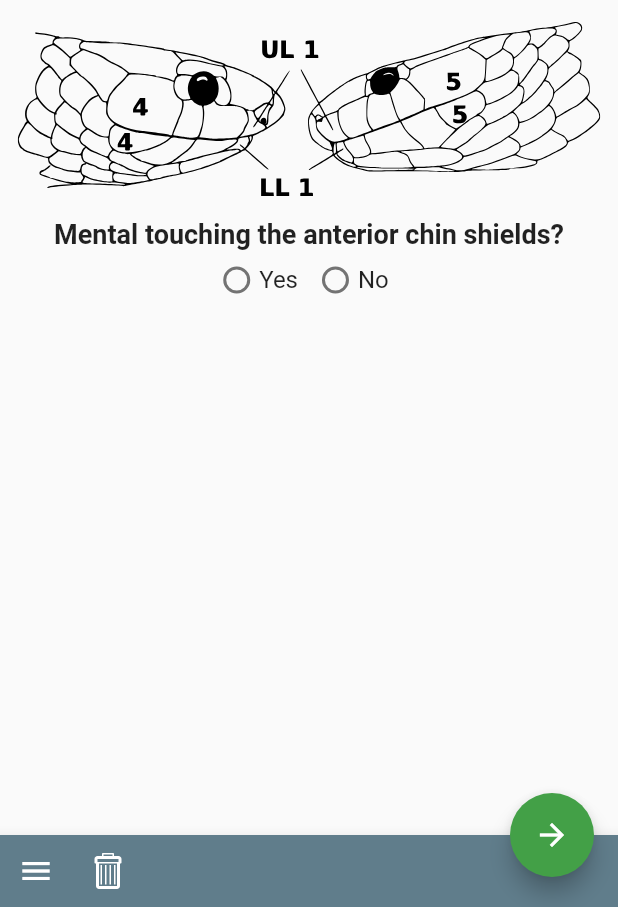
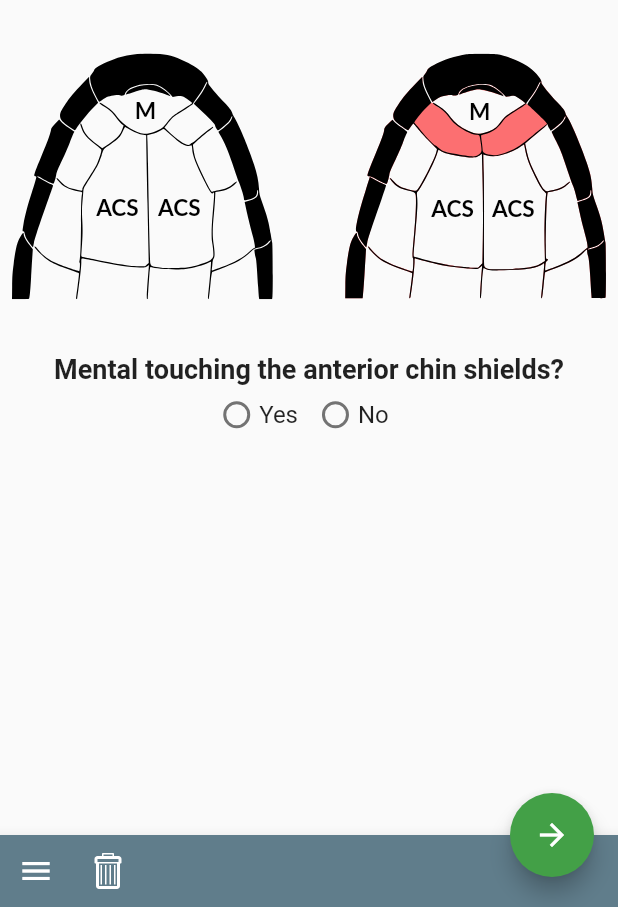
Before and after one commit to azeam/calamaria, a Flutter app: the screen it shows after launch, after a tap on the "arrow forward" icon, on a phone screen of 412 x 824 dp, the part 329-1236 px from its top. Run offline on Flutter 3.47's test engine with Material 2 defaults, Android fonts, the phone set to English and light mode, and no system bars; our stand-ins replace flutter_svg; project files that could hold a hidden picture were left out.

Commit message:
3 more images added, images re-edited for more uniform font (Lato)

```diff
--- a/calamaria/lib/classes/formPageOptions.dart
+++ b/calamaria/lib/classes/formPageOptions.dart
@@ -16,7 +16,7 @@ class FormPageOptions {
         this.checkOp.add("2nd");
         this.checkOp.add("3rd");
         this.checkOp.add("4th");
-        this.mainImg = 'assets/labialscales.svg';
+        this.mainImg = 'assets/formimages/labialscales.svg';
         this.pageDescription =
             'Bornean Calamaria have either 4 or 5 (in one species sometimes 6) upper labials (UL), and 4 or 5 lower labials (LL). The tricky part is to judge what are the most posterior of those scales (and not scales named differently). \n\nHere you provide those counts, and enter which of the upper labials are in contact with the eye. Usually two upper labials touch the eye; either the 3rd and 4th, or the 2nd and 3rd. In one species, sometimes only the 3rd UL touches the eye.';
         this.pageHeading = 'Upper and lower labials';
@@ -25,7 +25,7 @@ class FormPageOptions {
         this.questions.add('Mental touching the anterior chin shields?');
         this.radioOp.add("Yes");
         this.radioOp.add("No");
-        this.mainImg = 'assets/labialscales.svg';
+        this.mainImg = 'assets/formimages/mental.svg';
         this.pageDescription =
             'The mental is the scale at the front of the lower jaw, just below where the tongue comes out. In some Calamaria it touches the anterior pair of chin shields; in others the first lower labials on the left and right side of the head meet behind the mental, and thereby separate the mental from the anterior chin shields. \n\nSpecify here which of those alternatives your snake exhibits.';
         this.pageHeading = 'Mental scale vs. chin shields';
@@ -36,7 +36,7 @@ class FormPageOptions {
         this.questions.add('Postocular fused with supraocular?');
         this.radioOp.add("Yes");
         this.radioOp.add("No");
-        this.mainImg = 'assets/ocularscales.svg';
+        this.mainImg = 'assets/formimages/ocularscales.svg';
         this.pageDescription =
             'All Bornean Calamaria have a supraocular scale sitting above the eye. Most also have a postocular (a small scale just behind the eye). However, in some the postocular may be seamlessly fused with the supralabial – if so, that single, merged scale is called supraocular (and the postocular is considered absent). \n\nHere you focus on these scales plus the presence/absence of a preocular (a small scale sitting in front of the eye). \n\nThe pre- and postoculars can be very small, so make sure you use a good hand lens – or even better, a very good macro lens on your camera – to document their presence/absence!';
         this.pageHeading = 'Scales around the eye';
@@ -46,7 +46,7 @@ class FormPageOptions {
         this.radioOp.add("4");
         this.radioOp.add("5");
         this.radioOp.add("6");
-        this.mainImg = 'assets/paraparietalscales.svg';
+        this.mainImg = 'assets/formimages/paraparietalscales.svg';
         this.pageDescription =
             'The paraparietal (PP) sits behind/below the parietal on the rear side of the head. Calamaria species differ in how many scales may surround (and touch) the paraparietal – it may be 4, 5 or 6 scales.\n\nIn the example shown below, there are 5 scales around the paraparietal. (The scale marked ”1” is the parietal, and number ”5” is the last upper labial.)';
         this.pageHeading = 'Scales around the paraparietal';
@@ -56,7 +56,7 @@ class FormPageOptions {
         this.radioOp.add("Smaller");
         this.radioOp.add("Equal");
         this.radioOp.add("Larger");
-        this.mainImg = 'assets/paraparietalscales.svg';
+        this.mainImg = 'assets/formimages/eyesize.png';
         this.pageDescription =
             'The size of the eye varies among Calamaria spp. Here you compare the eye diameter with the height of the upper lip below the eye. Is the eye diameter smaller than, more or less equal to, or larger than that the height of the upper lip?\n\nBelow are three illustrations showing what it might look like. ”Larger” is just a little larger.\n\nBeware that baby snakes often have eyes that, relatively speaking, are larger than in the adults; this character works best for adults.';
         this.pageHeading = 'Relative size of the eye';
@@ -65,7 +65,7 @@ class FormPageOptions {
         this.questions.add('Hemipenes seen?');
         this.radioOp.add("Yes");
         this.radioOp.add("No");
-        this.mainImg = 'assets/paraparietalscales.svg';
+        this.mainImg = 'assets/formimages/paraparietalscales.svg';
         this.pageDescription =
             'Knowing the sex of the snake can help narrowing down the number of candidate species. But sexing a small snake is difficult unless you are an expert. [See link under Main Menu.]\n\nHere we ask you to say if – or if not – you observed one or two hemipenes stick out from the snake’s cloaca. This sometimes happens if a male snake coils tightly around your finger and gives it a squeeze.\n\nIf you answer ”NO”, the algorithm will consider both sexes’ ventral and subcaudal counts (which you will be given a chance to enter soon).';
         this.pageHeading = 'Hemipenes seen?';
@@ -75,7 +75,7 @@ class FormPageOptions {
         this.radioOp.add("Gradual");
         this.radioOp.add("Intermediate");
         this.radioOp.add("Abrupt");
-        this.mainImg = 'assets/paraparietalscales.svg';
+        this.mainImg = 'assets/formimages/tailshape.svg';
         this.pageDescription =
             'This is not about the tail length – it is about where on the tail it starts to get narrower, and how abruptly (steeply) it then narrows down. We say that the tail tapers gradually for much of the tail’s length, or abruptly near the end, or something inbetween those states.\n\nThis is a subjective character which can be difficult to score correctly. If this character results in a mis-match for an otherwise good species agreement, revisit the character state.';
         this.pageHeading = 'Shape of the tail / tail tip';
@@ -83,7 +83,7 @@ class FormPageOptions {
       case 8:
         this.questions.add('Enter the number of ventrals:');
         this.questions.add('Enter the number of subcaudals:');
-        this.mainImg = 'assets/paraparietalscales.svg';
+        this.mainImg = 'assets/formimages/paraparietalscales.svg';
         this.pageDescription =
             'It is virtually impossible to count how many ventral scales a living Calamaria specimen has – they move too much! It is easier with road-killed specimens unless they are too damaged. Best is to photograph the snake from below (see advice on how to do that under the Main Menu) and count scales from the photo.\n\nCounting subcaudals (they are paired in Calamaria, so only count those on one side of the tail) is also best done from photos.\n\nIt is important to start counting on the right scale; to not count the anal scale; and to not count the tail tip scute. The photo advice page gives more info on this.';
         this.pageHeading = 'Ventrals & subcaudals';
--- a/calamaria/lib/pages/idPage.dart
+++ b/calamaria/lib/pages/idPage.dart
@@ -1,3 +1,5 @@
+import 'dart:ui';
+
 import 'package:calamaria/classes/selectedOptions.dart';
 import 'package:flutter/material.dart';
 import 'package:flutter/services.dart';
@@ -234,11 +236,12 @@ class IdPageState extends State<IdPage> {
               Divider(height: 15.0, color: Colors.transparent),
               Text(options.pageDescription, style: TextStyle(fontSize: 14)),
               Divider(height: 15.0, color: Colors.transparent),
-              SvgPicture.asset(
-                options.mainImg,
-                color: Colors.black,
-                matchTextDirection: false,
-              ),
+              (_page == 5)
+                  ? Image(image: AssetImage(options.mainImg))
+                  : SvgPicture.asset(
+                      options.mainImg,
+                      matchTextDirection: false,
+                    ),
               Divider(height: 15.0, color: Colors.transparent),
               (_page != 8)
                   ? Column(
@@ -323,10 +326,8 @@ class IdPageState extends State<IdPage> {
                   Navigator.push(
                     context,
                     MaterialPageRoute(
-                        builder: (context) => PageListSpecies(sel)
-                    ),
+                        builder: (context) => PageListSpecies(sel)),
                   );
-
                 },
               ),
             ),
--- a/calamaria/pubspec.yaml
+++ b/calamaria/pubspec.yaml
@@ -53,6 +53,7 @@ flutter:
     - assets/
     - assets/icons/
     - assets/speciesimages/
+    - assets/formimages/
 
   # An image asset can refer to one or more resolution-specific "variants", see
   # https://flutter.dev/assets-and-images/#resolution-aware.
```
Also changed, not shown: calamaria/assets/formimages/eyesize.png (added), calamaria/assets/formimages/labialscales.svg (added), calamaria/assets/formimages/mental.svg (added), calamaria/assets/formimages/ocularscales.svg (added), calamaria/assets/formimages/paraparietalscales.svg (added), calamaria/assets/formimages/tailshape.svg (added), calamaria/assets/labialscales.svg (deleted), calamaria/assets/ocularscales.svg (deleted), calamaria/assets/paraparietalscales.svg (deleted), 2 other files.
